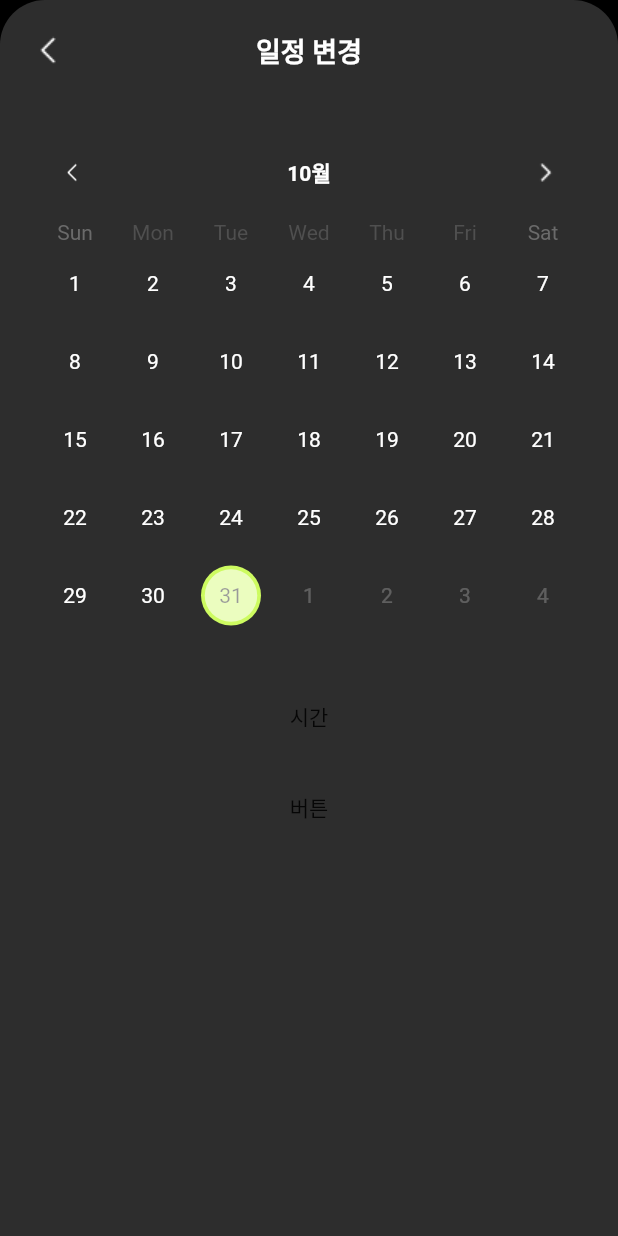
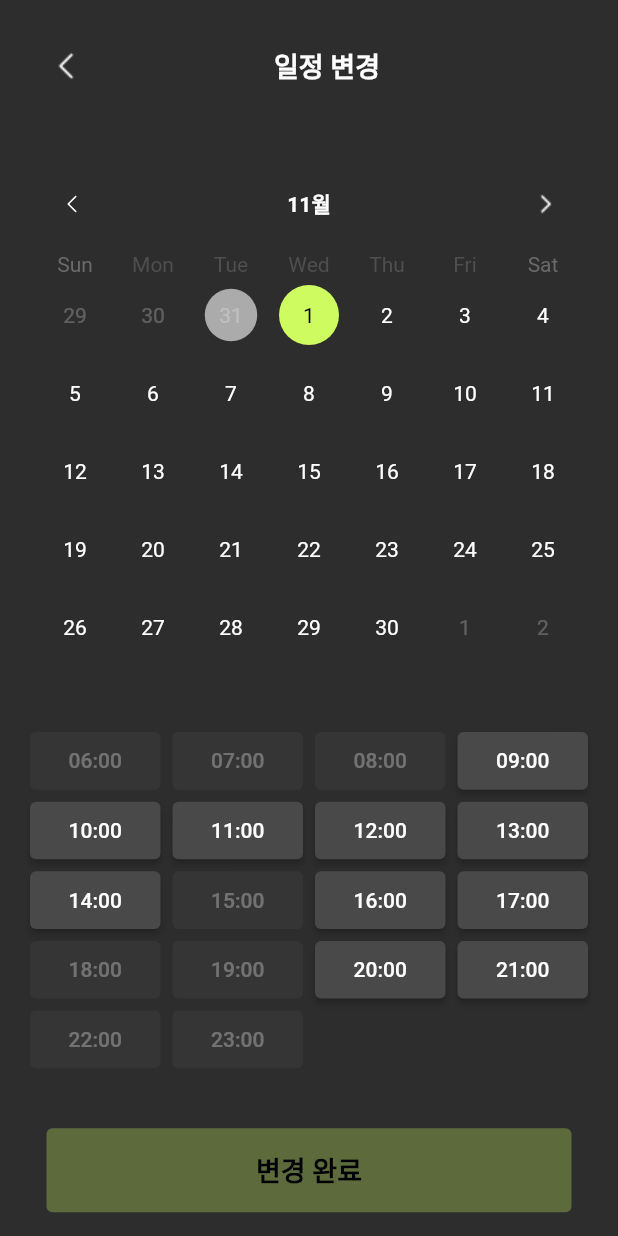
Before and after one commit to AllideaBridge/gymming_app, a Flutter app: the ScheduleChange screen opened directly, on a phone screen of 412 x 824 dp. Run offline on Flutter 3.47's test engine with Material 2 defaults, Android fonts, the phone set to English and light mode, and no system bars; drawn by our look-alikes of table_calendar; our stand-ins replace google_sign_in; missing offline and left inert: kakao_flutter_sdk; Roboto replaces fonts that are missing (Pretendard).

Commit message:
[Feature] 일정 변경 페이지 구현
- 일정 변경 모달을 페이지로 변경
- 달력, 시간 선택, 버튼을 모두 구현
- 추후 다른 페이지와 연결 예정

```diff
--- a/lib/common/colors.dart
+++ b/lib/common/colors.dart
@@ -5,3 +5,4 @@ const Color BACKGROUND_COLOR = Color(0xff2d2d2d);
 const Color SECONDARY_COLOR = Color(0xff9a9a9a);
 const Color BRIGHT_SECONDARY_COLOR = Color(0xffe0e0e0);
 const Color BORDER_COLOR = Color(0xff3c3c3c);
+const Color BTN_COLOR = Color(0xff494949);
--- a/lib/user_timetable/component/calendar_modal.dart
+++ b/lib/user_timetable/component/calendar_modal.dart
@@ -4,9 +4,11 @@ import 'package:intl/intl.dart';
 import 'package:table_calendar/table_calendar.dart';
 
 class CalendarModal extends StatefulWidget {
-  const CalendarModal({super.key, required this.originDay});
+  const CalendarModal(
+      {super.key, required this.originDay, required this.changeSelectedDay});
 
   final DateTime originDay;
+  final Function(DateTime) changeSelectedDay;
 
   @override
   State<CalendarModal> createState() => _CalendarState();
@@ -14,6 +16,12 @@ class CalendarModal extends StatefulWidget {
 
 class _CalendarState extends State<CalendarModal> {
   DateTime selectedDay = DateTime.now();
+
+  @override
+  void initState() {
+    super.initState();
+    selectedDay = widget.originDay.add(const Duration(days: 1));
+  }
 
   @override
   Widget build(BuildContext context) {
@@ -58,6 +66,7 @@ class _CalendarState extends State<CalendarModal> {
         setState(() {
           this.selectedDay = selectedDay;
         });
+        widget.changeSelectedDay(selectedDay);
       },
       eventLoader: _getEventList,
       selectedDayPredicate: (DateTime day) =>
--- a/lib/user_timetable/component/schedule_change.dart
+++ b/lib/user_timetable/component/schedule_change.dart
@@ -1,29 +1,60 @@
 import 'package:flutter/material.dart';
 import 'package:gymming_app/common/colors.dart';
 import 'package:gymming_app/user_timetable/component/calendar_modal.dart';
+import 'package:gymming_app/user_timetable/component/time_modal.dart';
 
-class ScheduleChange extends StatelessWidget {
+class ScheduleChange extends StatefulWidget {
   const ScheduleChange({super.key, required this.originDay});
 
   final DateTime originDay;
 
   @override
+  State<ScheduleChange> createState() => _ScheduleChangeState();
+}
+
+class _ScheduleChangeState extends State<ScheduleChange> {
+  DateTime _selectedDay = DateTime.now();
+  String _selectedTime = '';
+
+  void _changeSelectedDay(DateTime selectedDay) {
+    setState(() {
+      _selectedDay = selectedDay;
+      _selectedTime = '';
+    });
+  }
+
+  void _changeSelectedTime(String selectedTime) {
+    setState(() {
+      _selectedTime = selectedTime;
+    });
+  }
+
+  @override
   Widget build(BuildContext context) {
-    return Container(
+    Color buttonColor =
+        _selectedTime.isEmpty ? PRIMARY_COLOR.withOpacity(0.3) : PRIMARY_COLOR;
+
+    return Scaffold(
+        extendBody: true,
+        body: SafeArea(
+          child: Container(
             padding: const EdgeInsets.all(20),
-      decoration: const BoxDecoration(
             color: BACKGROUND_COLOR,
-          borderRadius: BorderRadius.only(
-            topLeft: Radius.circular(30),
-            topRight: Radius.circular(30),
-          )),
             child: Column(
               children: [
-          Row(mainAxisAlignment: MainAxisAlignment.spaceBetween, children: [
-            Image.asset(
+                Row(
+                    mainAxisAlignment: MainAxisAlignment.spaceBetween,
+                    children: [
+                      IconButton(
+                        icon: Image.asset(
                           'assets/icon_nav_arrow_left.png',
                           height: 24,
                           width: 24,
+                        ),
+                        onPressed: () {
+                          // 뒤로 가기 동작 또는 다른 작업을 수행
+                          Navigator.of(context).pop();
+                        },
                       ),
                       const Text('일정 변경',
                           style: TextStyle(
@@ -38,17 +69,46 @@ class ScheduleChange extends StatelessWidget {
                 const SizedBox(
                   height: 40,
                 ),
-          CalendarModal(originDay: originDay),
+                CalendarModal(
+                  originDay: widget.originDay,
+                  changeSelectedDay: _changeSelectedDay,
+                ),
                 const SizedBox(
                   height: 40,
                 ),
-          Text('시간'),
+                TimeModal(
+                    selectedDay: _selectedDay,
+                    changeSelectedTime: _changeSelectedTime),
                 const SizedBox(
                   height: 40,
                 ),
-          Text('버튼'),
+                SizedBox(
+                  width: 350, // 원하는 가로 크기
+                  height: 56, // 원하는 세로 크기
+                  child: ElevatedButton(
+                    onPressed: null,
+                    style: ButtonStyle(
+                      backgroundColor:
+                          MaterialStateProperty.all<Color>(buttonColor),
+                      shape: MaterialStateProperty.all<OutlinedBorder>(
+                        RoundedRectangleBorder(
+                          borderRadius: BorderRadius.circular(4),
+                        ),
+                      ),
+                    ),
+                    child: const Text(
+                      '변경 완료',
+                      style: TextStyle(
+                        fontSize: 18,
+                        color: Colors.black,
+                        fontWeight: FontWeight.bold,
+                      ),
+                    ),
+                  ),
+                )
               ],
             ),
-    );
+          ),
+        ));
   }
 }
--- /dev/null
+++ b/lib/user_timetable/component/time_modal.dart
@@ -0,0 +1,132 @@
+import 'package:flutter/material.dart';
+import 'package:gymming_app/common/colors.dart';
+
+class TimeModal extends StatefulWidget {
+  const TimeModal(
+      {super.key, required this.selectedDay, required this.changeSelectedTime});
+
+  final DateTime selectedDay;
+  final Function(String) changeSelectedTime;
+
+  @override
+  State<TimeModal> createState() => _TimeModal();
+}
+
+class _TimeModal extends State<TimeModal> {
+  final List<Time> times = [
+    Time(time: '06:00', isPossible: false),
+    Time(time: '07:00', isPossible: false),
+    Time(time: '08:00', isPossible: false),
+    Time(time: '09:00', isPossible: true),
+    Time(time: '10:00', isPossible: true),
+    Time(time: '11:00', isPossible: true),
+    Time(time: '12:00', isPossible: true),
+    Time(time: '13:00', isPossible: true),
+    Time(time: '14:00', isPossible: true),
+    Time(time: '15:00', isPossible: false),
+    Time(time: '16:00', isPossible: true),
+    Time(time: '17:00', isPossible: true),
+    Time(time: '18:00', isPossible: false),
+    Time(time: '19:00', isPossible: false),
+    Time(time: '20:00', isPossible: true),
+    Time(time: '21:00', isPossible: true),
+    Time(time: '22:00', isPossible: false),
+    Time(time: '23:00', isPossible: false)
+  ];
+
+  String selectedTime = '';
+
+  void onPressedTimeButton(String newTime) {
+    setState(() {
+      selectedTime = newTime;
+    });
+    widget.changeSelectedTime(newTime);
+  }
+
+  @override
+  void didUpdateWidget(TimeModal oldWidget) {
+    super.didUpdateWidget(oldWidget);
+    // selectedDay 변수가 변경될 때 실행되는 로직을 여기에 추가
+    if (widget.selectedDay != oldWidget.selectedDay) {
+      // selectedDay가 변경된 경우, 원하는 동작 수행
+      // 예를 들어, 기본 시간을 리셋하거나 다른 작업 수행 가능
+      selectedTime = ''; // 예시: 기본 시간 리셋
+    }
+  }
+
+  @override
+  Widget build(BuildContext context) {
+    return GridView.builder(
+        shrinkWrap: true,
+        gridDelegate: const SliverGridDelegateWithFixedCrossAxisCount(
+            crossAxisCount: 4,
+            childAspectRatio: 81.5 / 36,
+            mainAxisSpacing: 8,
+            crossAxisSpacing: 8),
+        itemBuilder: (BuildContext context, int index) {
+          return buildElevatedButton(
+              times[index].isPossible,
+              times[index].time == selectedTime,
+              times[index].time, (String newTime) {
+            onPressedTimeButton(newTime);
+          });
+        },
+        itemCount: times.length);
+  }
+}
+
+Widget buildElevatedButton(bool isPossible, bool isSelected, String buttonText,
+    void Function(String) onPressed) {
+  return ElevatedButton(
+    onPressed: isPossible ? () => onPressed(buttonText) : null,
+    style: isPossible
+        ? (isSelected ? selectedButtonStyle : defaultButtonStyle)
+        : disabledButtonStyle,
+    child: Text(buttonText,
+        style: isPossible
+            ? (isSelected ? selectedTextStyle : defaultTextStyle)
+            : disabledTextStyle),
+  );
+}
+
+final ButtonStyle disabledButtonStyle = ButtonStyle(
+  backgroundColor: MaterialStateProperty.all<Color>(BTN_COLOR.withOpacity(0.3)),
+  shape: MaterialStateProperty.all<OutlinedBorder>(
+    RoundedRectangleBorder(
+      borderRadius: BorderRadius.circular(4),
+    ),
+  ),
+);
+
+final ButtonStyle defaultButtonStyle = ButtonStyle(
+  backgroundColor: MaterialStateProperty.all<Color>(BTN_COLOR),
+  shape: MaterialStateProperty.all<OutlinedBorder>(
+    RoundedRectangleBorder(
+      borderRadius: BorderRadius.circular(4),
+    ),
+  ),
+);
+
+final ButtonStyle selectedButtonStyle = ButtonStyle(
+  backgroundColor: MaterialStateProperty.all<Color>(PRIMARY_COLOR),
+  shape: MaterialStateProperty.all<OutlinedBorder>(
+    RoundedRectangleBorder(
+      borderRadius: BorderRadius.circular(4),
+    ),
+  ),
+);
+
+final TextStyle disabledTextStyle =
+    TextStyle(fontSize: 14, color: Colors.white.withOpacity(0.3));
+
+const TextStyle defaultTextStyle = TextStyle(fontSize: 14, color: Colors.white);
+
+const TextStyle selectedTextStyle =
+    TextStyle(fontSize: 14, color: Colors.black, fontWeight: FontWeight.bold);
+
+class Time {
+  String time;
+  bool isPossible;
+
+  Time({required this.time, required this.isPossible});
+}
```
Also changed, not shown: lib/user_timetable/component/schedule_display.dart (+8 -16 lines). Lines whose indentation alone changed are shown as unchanged.
